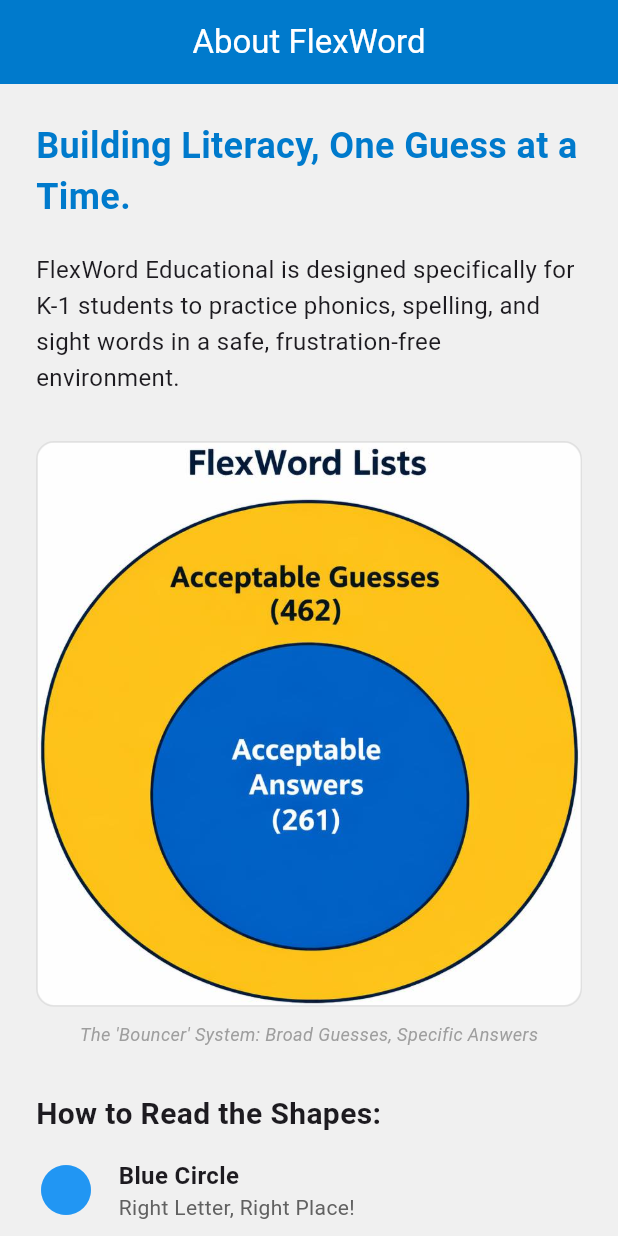
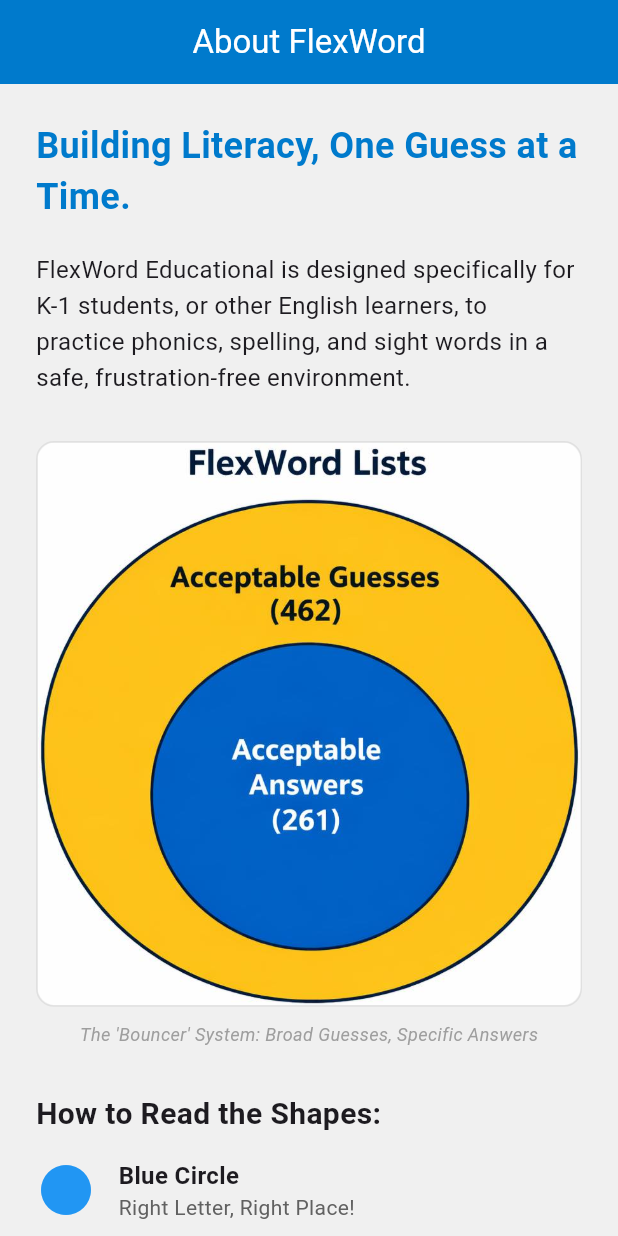
Before and after one commit to forkliftdev/flex_word_educational, a Flutter app: the AboutScreen screen opened by its route, on a phone screen of 412 x 824 dp. Run offline on Flutter 3.47's test engine with Material 3 defaults, Android fonts, the phone set to English and light mode, and no system bars; our stand-ins replace go_router.

Commit message:
Update intro text for clarity on target audience

```diff
--- a/lib/screens/about_screen.dart
+++ b/lib/screens/about_screen.dart
@@ -31,7 +31,7 @@
 
             // INTRO TEXT
             const Text(
-              "FlexWord Educational is designed specifically for K-1 students to practice phonics, spelling, and sight words in a safe, frustration-free environment.",
+              "FlexWord Educational is designed specifically for K-1 students, or other English learners, to practice phonics, spelling, and sight words in a safe, frustration-free environment.",
               style: TextStyle(fontSize: 16, height: 1.5),
             ),
             const SizedBox(height: 30),
```
